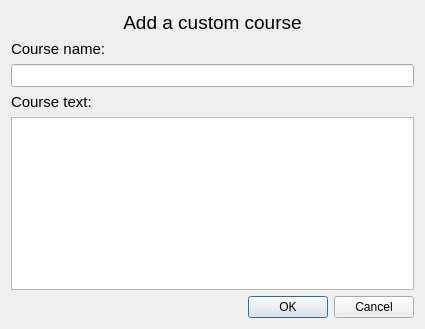
The window that customcoursesadd.ui (Sucharek233/ATFinQt) describes before a commit, drawn with Qt 5.
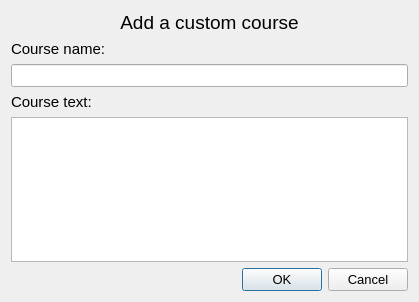
The same window after the commit.

```diff
--- a/customcoursesadd.ui
+++ b/customcoursesadd.ui
@@ -6,8 +6,8 @@
    <rect>
     <x>0</x>
     <y>0</y>
-    <width>425</width>
-    <height>329</height>
+    <width>419</width>
+    <height>302</height>
    </rect>
   </property>
   <property name="windowTitle">
@@ -91,6 +91,11 @@
    </item>
    <item row="5" column="0">
     <widget class="QDialogButtonBox" name="buttonBox">
+     <property name="font">
+      <font>
+       <pointsize>10</pointsize>
+      </font>
+     </property>
      <property name="standardButtons">
       <set>QDialogButtonBox::Cancel|QDialogButtonBox::Ok</set>
      </property>
```
